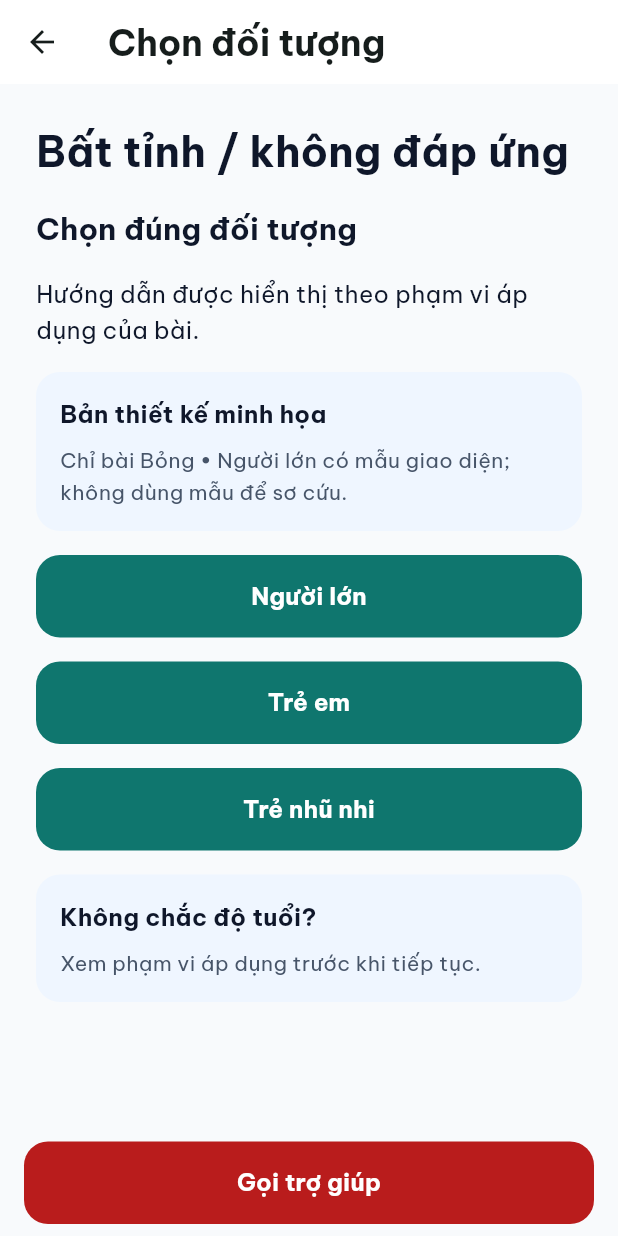
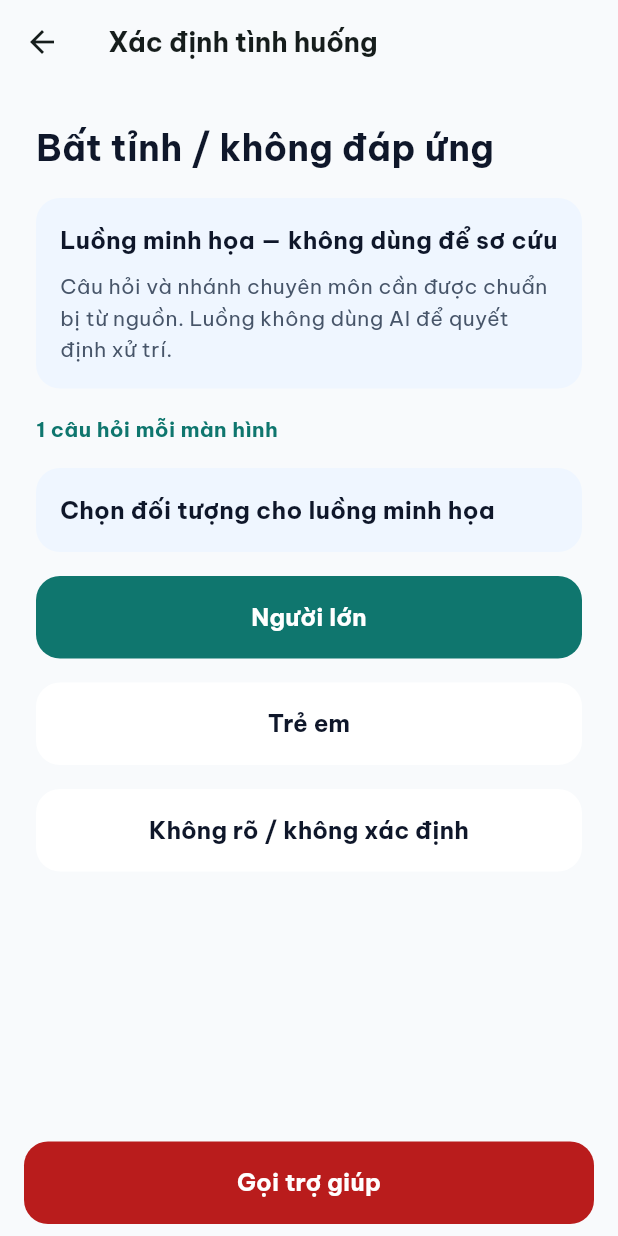
Before and after one commit to NgocHoang17/FirstAid, a Flutter app: the QuickAidList screen opened directly, after a tap on an icon or button, on a phone screen of 412 x 824 dp. Run offline on Flutter 3.47's test engine with Material 3 defaults, Android fonts, the phone set to English and light mode, and no system bars; our stand-ins replace dio, get_it.

Commit message:
feat: add guided first aid flow

```diff
--- /dev/null
+++ b/mobile/lib/features/first_aid/data/guided_flow_repository.dart
@@ -0,0 +1,19 @@
+import 'package:flutter/services.dart';
+import '../domain/guided_flow.dart';
+
+class GuidedFlowRepository {
+  static const _assets = {
+    'FA01': 'assets/flows/fa01_demo.json',
+    'FA02': 'assets/flows/fa02_demo.json',
+    'FA03': 'assets/flows/fa03_demo.json',
+  };
+  Future<GuidedFlow> load(String categoryCode) async {
+    final asset = _assets[categoryCode];
+    if (asset == null) throw const FormatException('Unsupported category');
+    final flow = GuidedFlow.parse(await rootBundle.loadString(asset));
+    if (flow.categoryCode != categoryCode) {
+      throw const FormatException('Category mismatch');
+    }
+    return flow;
+  }
+}
--- /dev/null
+++ b/mobile/lib/features/first_aid/domain/guided_flow.dart
@@ -0,0 +1,148 @@
+import 'dart:convert';
+
+enum GuidedNodeType { question, openArticle, unsupported }
+
+class GuidedOption {
+  const GuidedOption(this.code, this.label, this.nextNode);
+  final String code, label, nextNode;
+}
+
+class GuidedNode {
+  const GuidedNode({
+    required this.id,
+    required this.type,
+    this.prompt,
+    this.options = const [],
+    this.categoryCode,
+    this.variantKey,
+    this.ageGroup,
+    this.messageCode,
+  });
+  final String id;
+  final GuidedNodeType type;
+  final String? prompt, categoryCode, variantKey, ageGroup, messageCode;
+  final List<GuidedOption> options;
+}
+
+class GuidedFlow {
+  GuidedFlow._(this.key, this.categoryCode, this.entry, this.nodes);
+  final String key, categoryCode, entry;
+  final Map<String, GuidedNode> nodes;
+
+  factory GuidedFlow.parse(String source) {
+    final json = jsonDecode(source) as Map<String, dynamic>;
+    String requiredText(Map<String, dynamic> data, String key) {
+      final value = data[key];
+      if (value is! String || value.trim().isEmpty) {
+        throw FormatException('Missing $key');
+      }
+      return value;
+    }
+
+    final key = requiredText(json, 'flow_key');
+    final category = requiredText(json, 'category_code');
+    if (!{'FA01', 'FA02', 'FA03'}.contains(category)) {
+      throw const FormatException('Unsupported flow');
+    }
+    final entry = requiredText(json, 'entry_node');
+    final nodes = <String, GuidedNode>{};
+    for (final raw in json['nodes'] as List<dynamic>) {
+      final data = raw as Map<String, dynamic>;
+      final id = requiredText(data, 'id');
+      if (nodes.containsKey(id)) throw const FormatException('Duplicate node');
+      final type = switch (data['type']) {
+        'question' => GuidedNodeType.question,
+        'open_article' => GuidedNodeType.openArticle,
+        'unsupported' => GuidedNodeType.unsupported,
+        _ => throw const FormatException('Invalid node type'),
+      };
+      final options = <GuidedOption>[];
+      if (type == GuidedNodeType.question) {
+        final codes = <String>{};
+        for (final rawOption in data['options'] as List<dynamic>) {
+          final option = rawOption as Map<String, dynamic>;
+          final code = requiredText(option, 'code');
+          if (!codes.add(code)) throw const FormatException('Duplicate option');
+          options.add(
+            GuidedOption(
+              code,
+              requiredText(option, 'label'),
+              requiredText(option, 'next_node'),
+            ),
+          );
+        }
+        if (options.length < 2 || !codes.contains('unknown')) {
+          throw const FormatException('Missing unknown choice');
+        }
+      }
+      nodes[id] = GuidedNode(
+        id: id,
+        type: type,
+        prompt: type == GuidedNodeType.question
+            ? requiredText(data, 'prompt')
+            : null,
+        options: List.unmodifiable(options),
+        categoryCode: type == GuidedNodeType.openArticle
+            ? requiredText(data, 'category_code')
+            : null,
+        variantKey: type == GuidedNodeType.openArticle
+            ? requiredText(data, 'variant_key')
+            : null,
+        ageGroup: type == GuidedNodeType.openArticle
+            ? requiredText(data, 'age_group')
+            : null,
+        messageCode: type == GuidedNodeType.unsupported
+            ? requiredText(data, 'message_code')
+            : null,
+      );
+      if (type == GuidedNodeType.openArticle &&
+          (nodes[id]!.categoryCode != category ||
+              !{'ADULT', 'CHILD', 'ALL'}.contains(nodes[id]!.ageGroup))) {
+        throw const FormatException('Invalid article target');
+      }
+    }
+    if (!nodes.containsKey(entry)) throw const FormatException('Missing entry');
+    final visiting = <String>{}, visited = <String>{};
+    void validate(String id) {
+      if (!nodes.containsKey(id)) throw const FormatException('Broken route');
+      if (visiting.contains(id)) {
+        throw const FormatException('Unexpected cycle');
+      }
+      if (visited.contains(id)) return;
+      visiting.add(id);
+      for (final option in nodes[id]!.options) {
+        validate(option.nextNode);
+      }
+      visiting.remove(id);
+      visited.add(id);
+    }
+
+    for (final id in nodes.keys) {
+      validate(id);
+    }
+    return GuidedFlow._(key, category, entry, Map.unmodifiable(nodes));
+  }
+}
+
+class GuidedFlowController {
+  GuidedFlowController(this.flow) : _current = flow.entry;
+  final GuidedFlow flow;
+  String _current;
+  final List<String> _history = [];
+  GuidedNode get current => flow.nodes[_current]!;
+  bool get canGoBack => _history.isNotEmpty;
+  void choose(String code) {
+    final option = current.options.singleWhere((option) => option.code == code);
+    _history.add(_current);
+    _current = option.nextNode;
+  }
+
+  void back() {
+    if (canGoBack) _current = _history.removeLast();
+  }
+
+  void restart() {
+    _history.clear();
+    _current = flow.entry;
+  }
+}
--- /dev/null
+++ b/mobile/lib/features/first_aid/presentation/guided_flow_page.dart
@@ -0,0 +1,188 @@
+import 'package:flutter/material.dart';
+import '../../../core/theme/app_colors.dart';
+import '../data/guided_flow_repository.dart';
+import '../domain/guided_flow.dart';
+import 'quick_aid_pages.dart';
+
+class GuidedFlowPage extends StatefulWidget {
+  const GuidedFlowPage({
+    required this.categoryCode,
+    required this.categoryName,
+    super.key,
+  });
+  final String categoryCode, categoryName;
+  @override
+  State<GuidedFlowPage> createState() => _GuidedFlowPageState();
+}
+
+class _GuidedFlowPageState extends State<GuidedFlowPage> {
+  late Future<GuidedFlowController> _loading;
+  final _scroll = ScrollController();
+  @override
+  void initState() {
+    super.initState();
+    _load();
+  }
+
+  void _load() {
+    _loading = GuidedFlowRepository()
+        .load(widget.categoryCode)
+        .then(GuidedFlowController.new);
+  }
+
+  @override
+  void dispose() {
+    _scroll.dispose();
+    super.dispose();
+  }
+
+  void _update(VoidCallback action) {
+    setState(action);
+    if (_scroll.hasClients) _scroll.jumpTo(0);
+  }
+
+  @override
+  Widget build(BuildContext context) => FutureBuilder<GuidedFlowController>(
+    future: _loading,
+    builder: (context, snapshot) {
+      final controller = snapshot.data;
+      final node = controller?.current;
+      return PopScope(
+        canPop: !(controller?.canGoBack ?? false),
+        onPopInvokedWithResult: (didPop, result) {
+          if (!didPop && controller != null) _update(controller.back);
+        },
+        child: Scaffold(
+          appBar: AppBar(
+            leading: BackButton(
+              onPressed: () {
+                if (controller?.canGoBack ?? false) {
+                  _update(controller!.back);
+                } else {
+                  Navigator.maybePop(context);
+                }
+              },
+            ),
+            title: const Text(
+              'Xác định tình huống',
+              style: TextStyle(fontSize: 18, fontWeight: FontWeight.bold),
+            ),
+            backgroundColor: AppColors.background,
+          ),
+          bottomNavigationBar: const SafeArea(
+            top: false,
+            child: Padding(
+              padding: EdgeInsets.fromLTRB(16, 8, 16, 8),
+              child: CallHelp(),
+            ),
+          ),
+          body: snapshot.connectionState != ConnectionState.done
+              ? const Center(child: CircularProgressIndicator())
+              : ListView(
+                  controller: _scroll,
+                  padding: const EdgeInsets.all(24),
+                  children: [
+                    Text(
+                      widget.categoryName,
+                      style: const TextStyle(
+                        fontSize: 24,
+                        fontWeight: FontWeight.bold,
+                      ),
+                    ),
+                    const SizedBox(height: 16),
+                    const AidCard(
+                      'Luồng minh họa — không dùng để sơ cứu',
+                      'Câu hỏi và nhánh chuyên môn cần được chuẩn bị từ nguồn. Luồng không dùng AI để quyết định xử trí.',
+                      color: Color(0xFFEFF6FF),
+                    ),
+                    const SizedBox(height: 16),
+                    if (snapshot.hasError || node == null) ...[
+                      const AidCard(
+                        'Không tải được luồng lựa chọn',
+                        'Bạn vẫn có thể gọi hỗ trợ hoặc quay lại danh sách.',
+                      ),
+                      const SizedBox(height: 16),
+                      AidButton('Thử lại', () => setState(_load)),
+                    ] else if (node.type == GuidedNodeType.question) ...[
+                      const Text(
+                        '1 câu hỏi mỗi màn hình',
+                        style: TextStyle(
+                          fontSize: 14,
+                          color: AppColors.primary,
+                          fontWeight: FontWeight.bold,
+                        ),
+                      ),
+                      const SizedBox(height: 16),
+                      Semantics(
+                        liveRegion: true,
+                        child: AidCard(
+                          node.prompt!,
+                          '',
+                          color: const Color(0xFFEFF6FF),
+                        ),
+                      ),
+                      const SizedBox(height: 16),
+                      for (final (index, option) in node.options.indexed) ...[
+                        SizedBox(
+                          width: double.infinity,
+                          child: FilledButton(
+                            style: FilledButton.styleFrom(
+                              minimumSize: const Size(48, 52),
+                              padding: const EdgeInsets.all(16),
+                              backgroundColor: index == 0
+                                  ? AppColors.primary
+                                  : AppColors.surface,
+                              foregroundColor: index == 0
+                                  ? Colors.white
+                                  : AppColors.textPrimary,
+                              shape: RoundedRectangleBorder(
+                                borderRadius: BorderRadius.circular(16),
+                              ),
+                            ),
+                            onPressed: () =>
+                                _update(() => controller!.choose(option.code)),
+                            child: Text(
+                              option.label,
+                              textAlign: TextAlign.center,
+                              style: const TextStyle(
+                                fontWeight: FontWeight.bold,
+                              ),
+                            ),
+                          ),
+                        ),
+                        const SizedBox(height: 16),
+                      ],
+                    ] else ...[
+                      Semantics(
+                        liveRegion: true,
+                        child: AidCard(
+                          'Chưa có hướng dẫn phù hợp',
+                          node.type == GuidedNodeType.openArticle
+                              ? 'Chưa có bài local đã công bố khớp nhóm và đối tượng đã chọn. Không mở thay bằng bài khác.'
+                              : 'Không đủ thông tin hoặc chưa có nội dung phù hợp. Không suy ra tình huống an toàn và không tự chọn hướng dẫn người lớn.',
+                          color: const Color(0xFFEFF6FF),
+                        ),
+                      ),
+                      const SizedBox(height: 16),
+                      AidButton(
+                        'Chọn lại từ đầu',
+                        () => _update(controller!.restart),
+                      ),
+                      const SizedBox(height: 16),
+                      OutlinedButton(
+                        onPressed: () => Navigator.pop(context),
+                        child: const Text('Về danh sách'),
+                      ),
+                    ],
+                    if (controller?.canGoBack ?? false)
+                      TextButton(
+                        onPressed: () => _update(controller!.back),
+                        child: const Text('Câu trước'),
+                      ),
+                  ],
+                ),
+        ),
+      );
+    },
+  );
+}
--- a/mobile/lib/features/first_aid/presentation/quick_aid_pages.dart
+++ b/mobile/lib/features/first_aid/presentation/quick_aid_pages.dart
@@ -1,6 +1,7 @@
 import 'package:flutter/material.dart';
 import 'package:url_launcher/url_launcher.dart';
 import '../../../core/theme/app_colors.dart';
+import 'guided_flow_page.dart';
 
 const situations = [
   'Bất tỉnh / không đáp ứng',
@@ -341,8 +342,15 @@ class _QuickAidListState extends State<QuickAidList> {
           AidCard(
             '${(i + 1).toString().padLeft(2, '0')}   ${situations[i]}',
             'Chọn để xem hướng dẫn  ›',
-            onTap: () =>
-                openPage(context, AudiencePage(category: situations[i])),
+            onTap: () => openPage(
+              context,
+              i < 3
+                  ? GuidedFlowPage(
+                      categoryCode: 'FA${(i + 1).toString().padLeft(2, '0')}',
+                      categoryName: situations[i],
+                    )
+                  : AudiencePage(category: situations[i]),
+            ),
           ),
       ],
     );
@@ -371,7 +379,7 @@ class AudiencePage extends StatelessWidget {
         'Chỉ bài Bỏng • Người lớn có mẫu giao diện; không dùng mẫu để sơ cứu.',
         color: Color(0xFFEFF6FF),
       ),
-      for (final age in ['Người lớn', 'Trẻ em', 'Trẻ nhũ nhi'])
+      for (final age in ['Người lớn', 'Trẻ em'])
         AidButton(
           age,
           () => openPage(
--- a/mobile/pubspec.yaml
+++ b/mobile/pubspec.yaml
@@ -23,6 +23,8 @@ dev_dependencies:
 
 flutter:
   uses-material-design: true
+  assets:
+    - assets/flows/
   fonts:
     - family: Be Vietnam Pro
       fonts:
```
Also changed, not shown: mobile/assets/flows/fa01_demo.json (added, +63 -0 lines), mobile/assets/flows/fa02_demo.json (added, +63 -0 lines), mobile/assets/flows/fa03_demo.json (added, +63 -0 lines), 1 other file.
